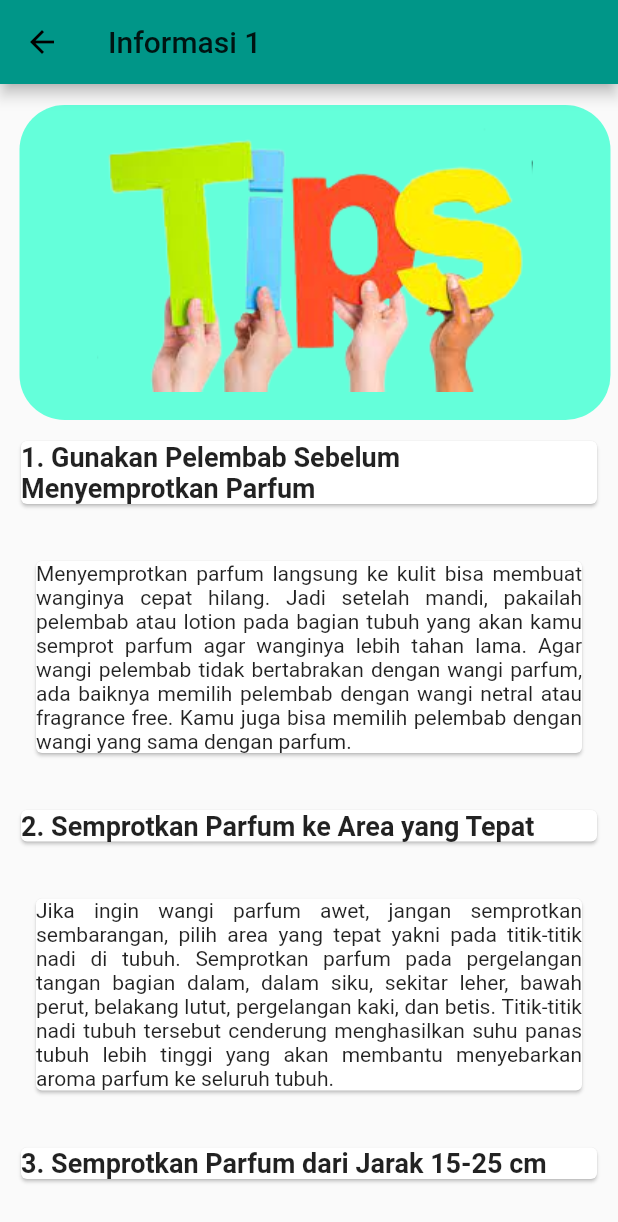
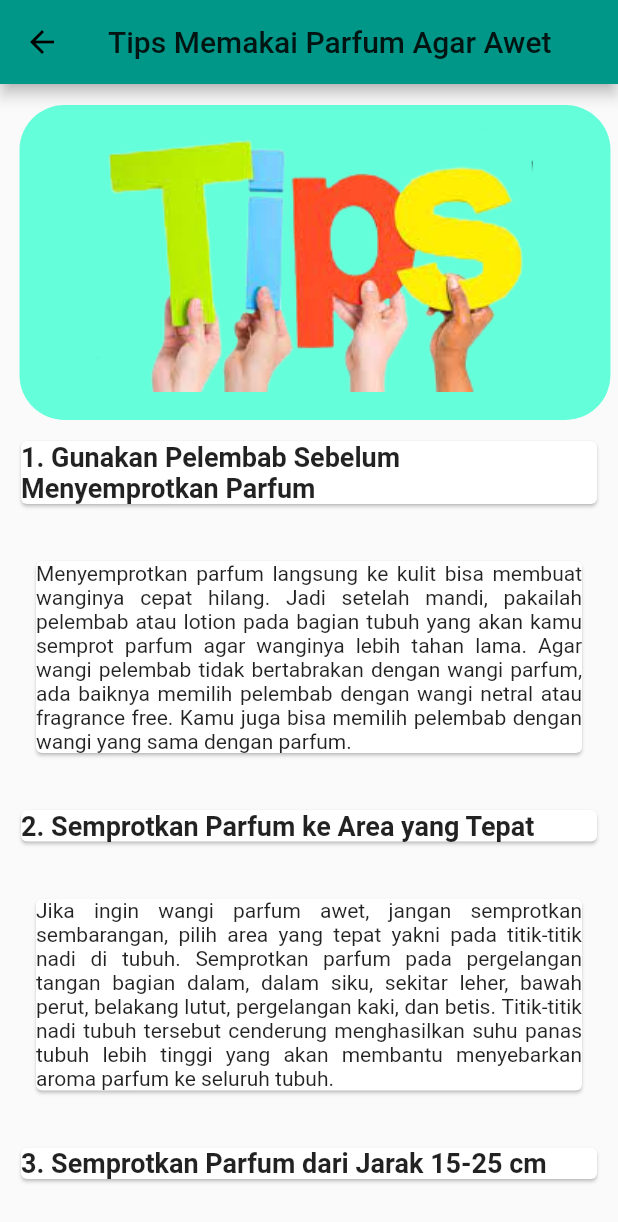
Before and after one commit to room2468/12-final-project-techie-team, a Flutter app: the Page1 screen opened directly, on a phone screen of 412 x 824 dp. Shown: the top 1222 px of the screen. Run offline on Flutter 3.47's test engine with Material 2 defaults, Android fonts, the phone set to English and light mode, and no system bars; our stand-ins replace carousel_pro, sqflite; accounts and stored records are empty.

Commit message:
Mengganti judul AppBar

```diff
--- a/lib/pages/page1.dart
+++ b/lib/pages/page1.dart
@@ -6,7 +6,7 @@ class Page1 extends StatelessWidget {
     return Scaffold(
         appBar: AppBar(
           backgroundColor: Colors.teal, // background title
-          title: new Text("Informasi 1"),
+          title: new Text("Tips Memakai Parfum Agar Awet"),
         ),
         body: new ListView(children: <Widget>[
           Padding(
--- a/lib/pages/page2.dart
+++ b/lib/pages/page2.dart
@@ -6,7 +6,7 @@ class Page2 extends StatelessWidget {
     return Scaffold(
       appBar: AppBar(
         backgroundColor: Colors.teal, // background title
-        title: new Text("Informasi 2"),
+        title: new Text("Tipe-Tipe Aroma Parfum"),
       ),
       body: new ListView(
         children: <Widget>[
```
